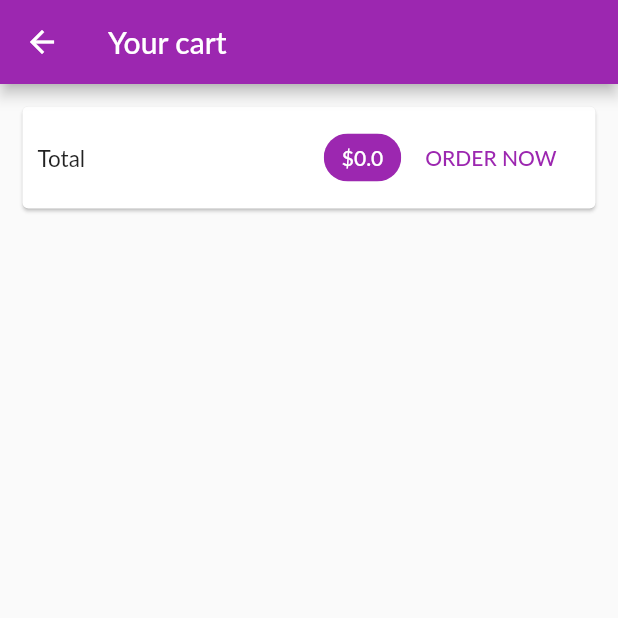
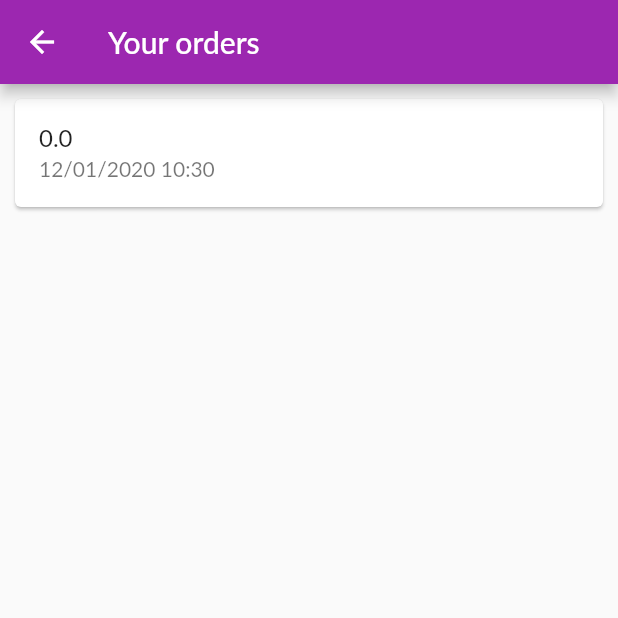
Before and after one commit to thya6769/flutter-shop, a Flutter app: the CartScreen screen opened by its route, after a tap on "ORDER NOW", on a phone screen of 412 x 824 dp, the top half of it. Run offline on Flutter 3.47's test engine with Material 2 defaults, Android fonts, the phone set to English and light mode, and no system bars; network calls fail; Roboto replaces fonts that are missing (Lato).

Commit message:
Implemented orders screen - Add orders and show it on orders screen

```diff
--- a/lib/main.dart
+++ b/lib/main.dart
@@ -1,7 +1,9 @@
 import 'package:flutter/material.dart';
 import 'package:flutter_complete_guide/providers/cart.dart';
+import 'package:flutter_complete_guide/providers/orders.dart';
 import 'package:flutter_complete_guide/providers/products.dart';
 import 'package:flutter_complete_guide/screens/cart_screen.dart';
+import 'package:flutter_complete_guide/screens/order_screen.dart';
 import 'package:flutter_complete_guide/screens/product_detail.dart';
 import 'package:flutter_complete_guide/screens/products_overview.dart';
 import 'package:provider/provider.dart';
@@ -16,6 +18,7 @@ class MyApp extends StatelessWidget {
         providers: [
           ChangeNotifierProvider.value(value: Products()),
           ChangeNotifierProvider.value(value: Cart()),
+          ChangeNotifierProvider.value(value: Orders()),
         ],
         child: MaterialApp(
           title: 'Flutter Demo',
@@ -37,6 +40,7 @@ class MyApp extends StatelessWidget {
           routes: {
             ProductDetailScreen.routeName: (ctx) => ProductDetailScreen(),
             CartScreen.routeName: (ctx) => CartScreen(),
+            OrderScreen.routeName: (ctx) => OrderScreen(),
           },
         ));
   }
--- /dev/null
+++ b/lib/providers/orders.dart
@@ -0,0 +1,25 @@
+import 'package:flutter/material.dart';
+import 'package:flutter_complete_guide/providers/cart.dart';
+
+class OrderItem {
+  final double amount;
+  final List<CartItem> items;
+  final DateTime dateTime;
+
+  OrderItem({this.amount, this.items, this.dateTime});
+}
+
+class Orders with ChangeNotifier {
+  List<OrderItem> _items = [];
+
+  List<OrderItem> get items => [..._items];
+
+  void addOrders(List<CartItem> cartItems, double total) {
+    _items.insert(0,
+        OrderItem(amount: total, items: cartItems, dateTime: DateTime.now()));
+
+    notifyListeners();
+  }
+
+  int get orderCount => _items.length;
+}
--- a/lib/screens/cart_screen.dart
+++ b/lib/screens/cart_screen.dart
@@ -1,5 +1,7 @@
 import 'package:flutter/material.dart';
 import 'package:flutter_complete_guide/providers/cart.dart' show Cart;
+import 'package:flutter_complete_guide/providers/orders.dart';
+import 'package:flutter_complete_guide/screens/order_screen.dart';
 import 'package:flutter_complete_guide/widgets/cart_item.dart';
 import 'package:provider/provider.dart';
 
@@ -9,6 +11,7 @@ class CartScreen extends StatelessWidget {
   @override
   Widget build(BuildContext context) {
     final cart = Provider.of<Cart>(context);
+    final orders = Provider.of<Orders>(context, listen: false);
     return Scaffold(
       appBar: AppBar(
         title: Text("Your cart"),
@@ -39,7 +42,13 @@ class CartScreen extends StatelessWidget {
                     child: Text(
                       "ORDER NOW",
                     ),
-                    onPressed: () {},
+                    onPressed: () {
+                      orders.addOrders(
+                          cart.items.values.toList(), cart.totalPrice());
+                      cart.items.clear();
+
+                      Navigator.pushNamed(context, OrderScreen.routeName);
+                    },
                   ),
                 ],
               ),
--- /dev/null
+++ b/lib/screens/order_screen.dart
@@ -0,0 +1,23 @@
+import 'package:flutter/material.dart';
+import 'package:flutter_complete_guide/providers/orders.dart' show Orders;
+import 'package:flutter_complete_guide/widgets/order_item.dart';
+import 'package:provider/provider.dart';
+
+class OrderScreen extends StatelessWidget {
+  static final routeName = "/orders";
+
+  @override
+  Widget build(BuildContext context) {
+    final orders = Provider.of<Orders>(context);
+    return Scaffold(
+      appBar: AppBar(
+        title: Text('Your orders'),
+      ),
+      body: Container(
+        child: ListView.builder(
+            itemCount: orders.orderCount,
+            itemBuilder: (ctx, i) => OrderItem(orders.items[i])),
+      ),
+    );
+  }
+}
--- /dev/null
+++ b/lib/widgets/order_item.dart
@@ -0,0 +1,29 @@
+import 'package:flutter/material.dart';
+import 'package:flutter_complete_guide/providers/orders.dart' as ord;
+import 'package:intl/intl.dart';
+
+class OrderItem extends StatelessWidget {
+  final ord.OrderItem order;
+
+  OrderItem(this.order);
+
+  @override
+  Widget build(BuildContext context) {
+    return Container(
+      child: Card(
+        margin: EdgeInsets.all(10),
+        child: Column(
+          children: [
+            ListTile(
+              title: Text(
+                '${order.amount}',
+              ),
+              subtitle:
+                  Text(DateFormat('dd/MM/yyyy HH:mm').format(order.dateTime)),
+            ),
+          ],
+        ),
+      ),
+    );
+  }
+}
--- a/pubspec.yaml
+++ b/pubspec.yaml
@@ -24,6 +24,7 @@ dependencies:
   # Use with the CupertinoIcons class for iOS style icons.
   cupertino_icons: ^0.1.2
   provider: ^4.0.1
+  intl: ^0.16.1
 
 dev_dependencies:
   flutter_test:
```
Also changed, not shown: lib/screens/product_detail.dart (+25 -0 lines), pubspec.lock.
